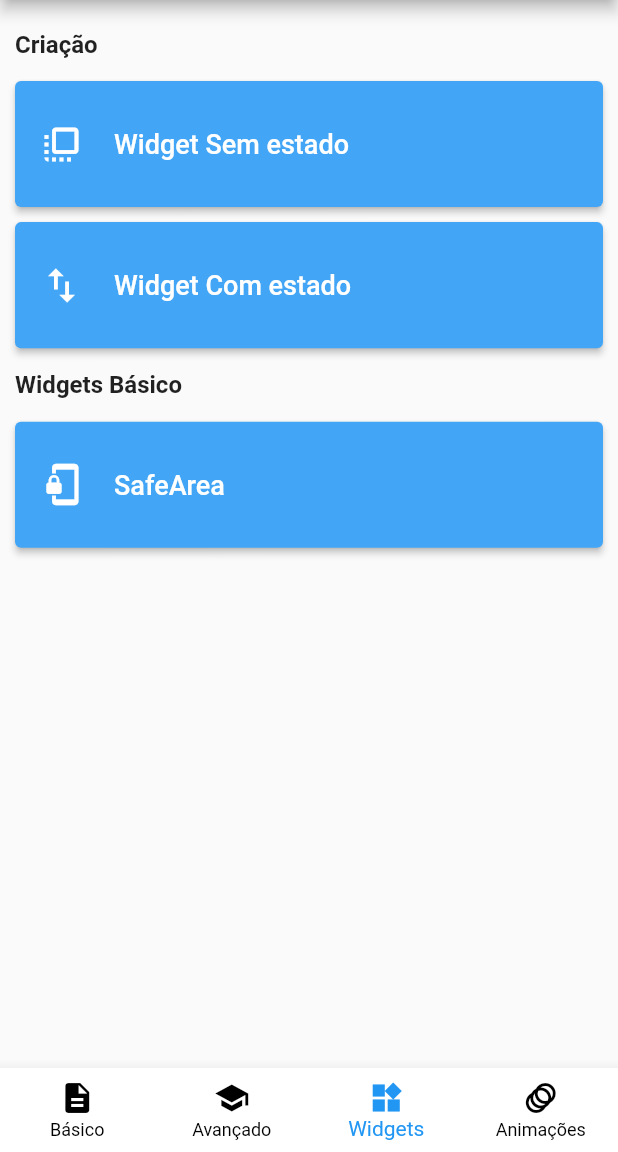
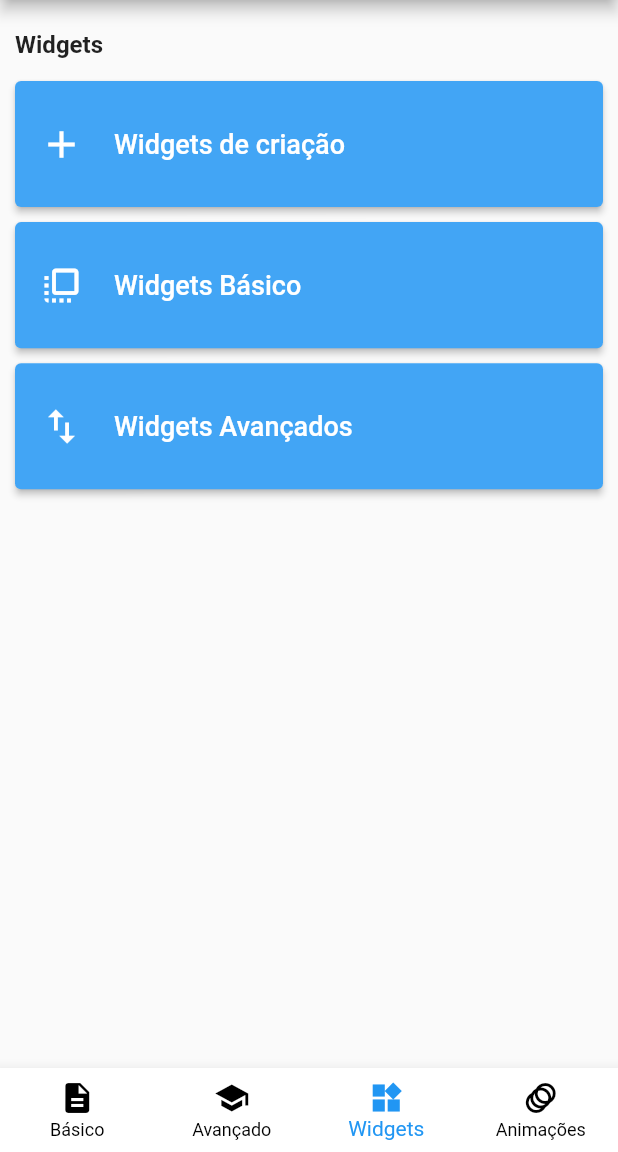
Before and after one commit to charleslana/flutter_snippets, a Flutter app: the screen it shows after launch, item 3 of the bottom bar chosen, on a phone screen of 412 x 824 dp, the part 84-1236 px from its top. Run offline on Flutter 3.47's test engine with Material 2 defaults, Android fonts, the phone set to English and light mode, and no system bars.

```diff
--- a/lib/src/components/app_bottom_navigation_bar.dart
+++ b/lib/src/components/app_bottom_navigation_bar.dart
@@ -1,4 +1,5 @@
 import 'package:flutter/material.dart';
+import 'package:flutter_snippets/src/constants/app_constants.dart';
 import 'package:flutter_snippets/src/routes/app_routes.dart';
 
 class AppBottomNavigationBar extends StatelessWidget {
@@ -15,28 +16,24 @@ class AppBottomNavigationBar extends StatelessWidget {
     void _navigateToScreens(int index) {
       switch (index) {
         case 0:
-          Navigator.of(context).pushNamed(
-              currentRoute == AppRoutes.SNIPPET_BASIC
-                  ? ''
-                  : AppRoutes.SNIPPET_BASIC);
+          currentRoute != AppRoutes.SNIPPET_BASIC
+              ? Navigator.of(context).pushNamed(AppRoutes.SNIPPET_BASIC)
+              : null;
           break;
         case 1:
-          Navigator.of(context).pushNamed(
-              currentRoute == AppRoutes.SNIPPET_ADVANCED
-                  ? ''
-                  : AppRoutes.SNIPPET_ADVANCED);
+          currentRoute != AppRoutes.SNIPPET_ADVANCED
+              ? Navigator.of(context).pushNamed(AppRoutes.SNIPPET_ADVANCED)
+              : null;
           break;
         case 2:
-          Navigator.of(context).pushNamed(
-              currentRoute == AppRoutes.SNIPPET_WIDGETS
-                  ? ''
-                  : AppRoutes.SNIPPET_WIDGETS);
+          currentRoute != AppRoutes.SNIPPET_WIDGETS
+              ? Navigator.of(context).pushNamed(AppRoutes.SNIPPET_WIDGETS)
+              : null;
           break;
         case 3:
-          Navigator.of(context).pushNamed(
-              currentRoute == AppRoutes.SNIPPET_ANIMATIONS
-                  ? ''
-                  : AppRoutes.SNIPPET_ANIMATIONS);
+          currentRoute != AppRoutes.SNIPPET_ANIMATIONS
+              ? Navigator.of(context).pushNamed(AppRoutes.SNIPPET_ANIMATIONS)
+              : null;
           break;
         default:
           Navigator.of(context).pushNamed(AppRoutes.SNIPPET_BASIC);
@@ -51,11 +48,22 @@ class AppBottomNavigationBar extends StatelessWidget {
       unselectedItemColor: Colors.black,
       type: BottomNavigationBarType.fixed,
       items: <BottomNavigationBarItem>[
-        BottomNavigationBarItem(icon: Icon(Icons.description), label: 'Básico'),
-        BottomNavigationBarItem(icon: Icon(Icons.school), label: 'Avançado'),
-        BottomNavigationBarItem(icon: Icon(Icons.widgets), label: 'Widgets'),
         BottomNavigationBarItem(
-            icon: Icon(Icons.animation), label: 'Animações'),
+          icon: Icon(Icons.description),
+          label: AppConstants.BOTTOM_NAVIGATION_BAR_BASIC,
+        ),
+        BottomNavigationBarItem(
+          icon: Icon(Icons.school),
+          label: AppConstants.BOTTOM_NAVIGATION_BAR_ADVANCED,
+        ),
+        BottomNavigationBarItem(
+          icon: Icon(Icons.widgets),
+          label: AppConstants.BOTTOM_NAVIGATION_BAR_WIDGETS,
+        ),
+        BottomNavigationBarItem(
+          icon: Icon(Icons.animation),
+          label: AppConstants.BOTTOM_NAVIGATION_BAR_ANIMATIONS,
+        ),
       ],
     );
   }
--- a/lib/src/constants/app_constants.dart
+++ b/lib/src/constants/app_constants.dart
@@ -1,4 +1,9 @@
 class AppConstants {
+  static const BOTTOM_NAVIGATION_BAR_BASIC = 'Básico';
+  static const BOTTOM_NAVIGATION_BAR_ADVANCED = 'Avançado';
+  static const BOTTOM_NAVIGATION_BAR_WIDGETS = 'Widgets';
+  static const BOTTOM_NAVIGATION_BAR_ANIMATIONS = 'Animações';
+
   static const TEXT_TITLE_BASIC = 'Snippets Básico';
   static const TEXT_TITLE_ADVANCED = 'Snippets Avançados';
   static const TEXT_TITLE_WIDGETS = 'Snippets Widgets';
@@ -33,8 +38,10 @@ class AppConstants {
   static const TEXT_MENU_ADVANCED_LIST = 'Lista';
   static const TEXT_MENU_ADVANCED_MAP = 'Mapeamento';
 
-  static const TEXT_MENU_WIDGETS_CREATE = 'Criação';
+  static const TEXT_MENU_WIDGETS = 'Widgets';
+  static const TEXT_MENU_WIDGETS_CREATE = 'Widgets de criação';
   static const TEXT_MENU_WIDGETS_BASIC = 'Widgets Básico';
+  static const TEXT_MENU_WIDGETS_ADVANCED = 'Widgets Avançados';
   static const TEXT_MENU_WIDGET_STATELESS = 'Widget Sem estado';
   static const TEXT_MENU_WIDGET_STATEFUL = 'Widget Com estado';
   static const TEXT_MENU_WIDGET_SAFEAREA = 'SafeArea';
--- a/lib/src/views/snippet_widgets.dart
+++ b/lib/src/views/snippet_widgets.dart
@@ -2,6 +2,8 @@ import 'package:flutter/material.dart';
 import 'package:flutter_snippets/src/components/app_bottom_navigation_bar.dart';
 import 'package:flutter_snippets/src/components/app_menu.dart';
 import 'package:flutter_snippets/src/constants/app_constants.dart';
+import 'package:flutter_snippets/src/models/snippet_filter_list_model.dart';
+import 'package:flutter_snippets/src/models/snippet_filter_model.dart';
 import 'package:flutter_snippets/src/models/snippet_show_model.dart';
 import 'package:flutter_snippets/src/routes/app_routes.dart';
 import 'package:flutter_snippets/src/snippets/snippet_safe_area.dart';
@@ -25,7 +27,7 @@ class SnippetWidgets extends StatelessWidget {
               Padding(
                 padding: EdgeInsets.symmetric(vertical: 10.0),
                 child: Text(
-                  AppConstants.TEXT_MENU_WIDGETS_CREATE,
+                  AppConstants.TEXT_MENU_WIDGETS,
                   style: TextStyle(
                     fontWeight: FontWeight.bold,
                     fontSize: 16.0,
@@ -33,8 +35,15 @@ class SnippetWidgets extends StatelessWidget {
                 ),
               ),
               AppMenu(
+                text: AppConstants.TEXT_MENU_WIDGETS_CREATE,
+                icon: Icons.add,
+                onPressed: () => Navigator.of(context).pushNamed(
+                  AppRoutes.SNIPPET_FILTER,
+                  arguments: SnippetFilterModel(
+                    title: AppConstants.TEXT_MENU_WIDGETS_CREATE,
+                    snippets: [
+                      SnippetFilterListModel(
                         text: AppConstants.TEXT_MENU_WIDGET_STATELESS,
-                icon: Icons.flip_to_front,
                         onPressed: () => Navigator.of(context).pushNamed(
                           AppRoutes.SNIPPET_SHOW,
                           arguments: SnippetShowModel(
@@ -45,9 +54,8 @@ class SnippetWidgets extends StatelessWidget {
                           ),
                         ),
                       ),
-              AppMenu(
+                      SnippetFilterListModel(
                         text: AppConstants.TEXT_MENU_WIDGET_STATEFUL,
-                icon: Icons.swap_vert,
                         onPressed: () => Navigator.of(context).pushNamed(
                           AppRoutes.SNIPPET_SHOW,
                           arguments: SnippetShowModel(
@@ -58,19 +66,21 @@ class SnippetWidgets extends StatelessWidget {
                           ),
                         ),
                       ),
-              Padding(
-                padding: EdgeInsets.symmetric(vertical: 10.0),
-                child: Text(
-                  AppConstants.TEXT_MENU_WIDGETS_BASIC,
-                  style: TextStyle(
-                    fontWeight: FontWeight.bold,
-                    fontSize: 16.0,
+                    ],
+                    bottomNavigationBarIndex: 2,
                   ),
                 ),
               ),
               AppMenu(
+                text: AppConstants.TEXT_MENU_WIDGETS_BASIC,
+                icon: Icons.flip_to_front,
+                onPressed: () => Navigator.of(context).pushNamed(
+                  AppRoutes.SNIPPET_FILTER,
+                  arguments: SnippetFilterModel(
+                    title: AppConstants.TEXT_MENU_WIDGETS_BASIC,
+                    snippets: [
+                      SnippetFilterListModel(
                         text: AppConstants.TEXT_MENU_WIDGET_SAFEAREA,
-                icon: Icons.phonelink_lock,
                         onPressed: () => Navigator.of(context).pushNamed(
                           AppRoutes.SNIPPET_SHOW,
                           arguments: SnippetShowModel(
@@ -78,6 +88,36 @@ class SnippetWidgets extends StatelessWidget {
                             title: AppConstants.TEXT_MENU_WIDGET_SAFEAREA,
                             bottomNavigationBarIndex: 2,
                             widget: SnippetSafeArea(),
+                          ),
+                        ),
+                      ),
+                    ],
+                    bottomNavigationBarIndex: 2,
+                  ),
+                ),
+              ),
+              AppMenu(
+                text: AppConstants.TEXT_MENU_WIDGETS_ADVANCED,
+                icon: Icons.swap_vert,
+                onPressed: () => Navigator.of(context).pushNamed(
+                  AppRoutes.SNIPPET_FILTER,
+                  arguments: SnippetFilterModel(
+                    title: AppConstants.TEXT_MENU_WIDGETS_ADVANCED,
+                    snippets: [
+                      SnippetFilterListModel(
+                        text: AppConstants.TEXT_MENU_WIDGET_SAFEAREA,
+                        onPressed: () => Navigator.of(context).pushNamed(
+                          AppRoutes.SNIPPET_SHOW,
+                          arguments: SnippetShowModel(
+                            data: AppConstants.TXT_SNIPPET_WIDGET_SAFEAREA,
+                            title: AppConstants.TEXT_MENU_WIDGET_SAFEAREA,
+                            bottomNavigationBarIndex: 2,
+                            widget: SnippetSafeArea(),
+                          ),
+                        ),
+                      ),
+                    ],
+                    bottomNavigationBarIndex: 2,
                   ),
                 ),
               ),
```
Also changed, not shown: analysis_options.yaml (added, +153 -0 lines), lib/src/views/snippet_filter.dart (+5 -14 lines). Lines whose indentation alone changed are shown as unchanged.
